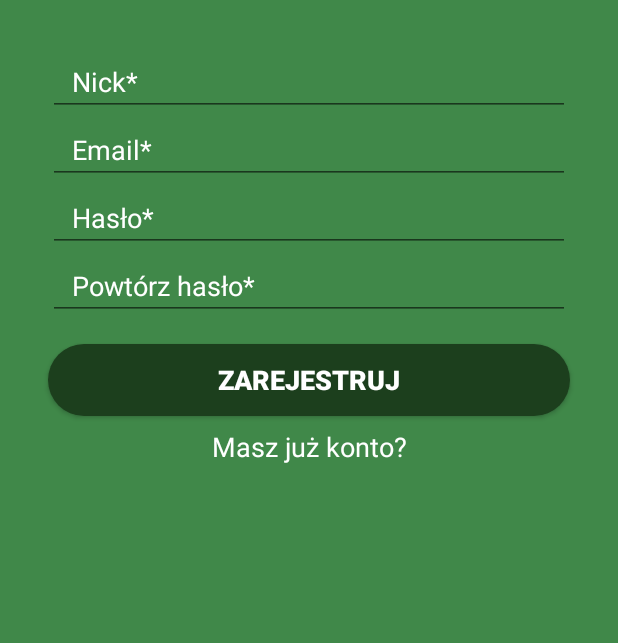
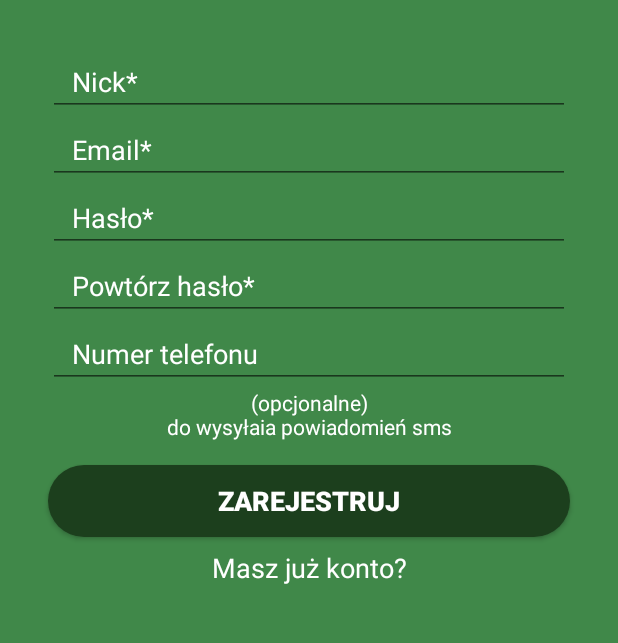
Before and after one commit to Rafi6677/Shopping-Manager---Android, an Android app: the screen it shows after launch (RegistrationActivity), after a tap on "ZAREJESTRUJ", on a phone screen of 412 x 824 dp, the part 191-834 px from its top. Run offline under Robolectric (Android 15) with nearby library versions, the phone set to English and light mode, and no system bars; our stand-ins replace Firebase (no records; nobody signed in at launch, a user with empty details on screens opened directly); libraries missing offline, so code that uses them is left out: com.xwray.groupie.

```diff
--- a/app/src/main/java/com/example/shoppingmanager/activities/registerlogin/RegistrationActivity.kt
+++ b/app/src/main/java/com/example/shoppingmanager/activities/registerlogin/RegistrationActivity.kt
@@ -34,9 +34,17 @@ class RegistrationActivity : AppCompatActivity() {
         val email = emailInputRegister_EditText.text.toString()
         val password = passwordInputRegister_EditText.text.toString()
         val password2 = repeatPasswordInputRegister_EditText.text.toString()
+        var phoneNumber = phoneNumberInput_EditText.text.toString()
 
         if(email.isEmpty() || password.isEmpty() || password2.isEmpty() || nick.isEmpty()) {
-            Toast.makeText(this, "Wszystkie pola muszą być wypełnione.", Toast.LENGTH_SHORT)
+            Toast.makeText(this, "Wszystkie pola oznaczone * muszą być wypełnione.", Toast.LENGTH_SHORT)
+                .show()
+            return
+        }
+
+        if(phoneNumber.length != 9 && phoneNumber.isNotEmpty()) {
+            phoneNumber = "0"
+            Toast.makeText(this, "Nieprawidłowy numer telefonu", Toast.LENGTH_SHORT)
                 .show()
             return
         }
@@ -50,7 +58,7 @@ class RegistrationActivity : AppCompatActivity() {
         FirebaseAuth.getInstance().createUserWithEmailAndPassword(email, password)
             .addOnCompleteListener {
                 if (!it.isSuccessful) return@addOnCompleteListener
-                saveUserToDatabase()
+                saveUserToDatabase(phoneNumber)
             }
             .addOnFailureListener {
                 Toast.makeText(this, "Coś poszło nie tak... Spróbuj ponownie", Toast.LENGTH_SHORT)
@@ -59,11 +67,11 @@ class RegistrationActivity : AppCompatActivity() {
             }
     }
 
-    private fun saveUserToDatabase() {
+    private fun saveUserToDatabase(phoneNumber: String) {
         val uid = FirebaseAuth.getInstance().uid ?: ""
         val ref = FirebaseDatabase.getInstance().getReference("/users/$uid")
 
-        val user = User(uid, nickInputRegister_EditText.text.toString())
+        val user = User(uid, nickInputRegister_EditText.text.toString(), phoneNumber)
 
         ref.setValue(user)
             .addOnSuccessListener {
--- a/app/src/main/java/com/example/shoppingmanager/models/User.kt
+++ b/app/src/main/java/com/example/shoppingmanager/models/User.kt
@@ -4,6 +4,6 @@ import android.os.Parcelable
 import kotlinx.android.parcel.Parcelize
 
 @Parcelize
-class User(val uid: String, val username: String) : Parcelable {
-    constructor() : this("", "")
+class User(val uid: String, val username: String, val phoneNumber: String) : Parcelable {
+    constructor() : this("", "", "0")
 }
--- a/app/src/main/res/layout/activity_registration.xml
+++ b/app/src/main/res/layout/activity_registration.xml
@@ -49,10 +49,10 @@
                     android:textSize="18sp"
                     android:id="@+id/registerUser_Button"
                     android:background="@drawable/rounded_button"
-                    android:layout_marginTop="16dp"
-                    app:layout_constraintTop_toBottomOf="@+id/repeatPasswordInputRegister_EditText"
                     app:layout_constraintStart_toStartOf="@+id/repeatPasswordInputRegister_EditText"
-                    app:layout_constraintEnd_toEndOf="@+id/repeatPasswordInputRegister_EditText"/>
+                    app:layout_constraintEnd_toEndOf="@+id/repeatPasswordInputRegister_EditText"
+                    app:layout_constraintHorizontal_bias="0.0"
+                    android:layout_marginTop="16dp" app:layout_constraintTop_toBottomOf="@+id/textView4"/>
             <EditText
                     android:layout_width="0dp"
                     android:layout_height="45dp"
@@ -108,6 +108,28 @@
                     app:layout_constraintEnd_toEndOf="parent" android:layout_marginEnd="8dp"
                     android:layout_marginRight="8dp" android:layout_marginTop="32dp"
                     app:layout_constraintTop_toTopOf="parent"/>
+            <EditText
+                    android:layout_width="0dp"
+                    android:layout_height="wrap_content"
+                    android:hint="Numer telefonu"
+                    android:textColorHint="@android:color/white"
+                    android:textColor="@android:color/white"
+                    android:ems="10"
+                    android:paddingLeft="16dp"
+                    android:id="@+id/phoneNumberInput_EditText"
+                    app:layout_constraintStart_toStartOf="@+id/repeatPasswordInputRegister_EditText"
+                    app:layout_constraintEnd_toEndOf="@+id/repeatPasswordInputRegister_EditText"
+                    app:layout_constraintTop_toBottomOf="@+id/repeatPasswordInputRegister_EditText"
+                    android:inputType="phone"/>
+            <TextView
+                    android:text="(opcjonalne)\ndo wysyłaia powiadomień sms"
+                    android:gravity="center"
+                    android:textColor="@android:color/white"
+                    android:layout_width="wrap_content"
+                    android:layout_height="wrap_content"
+                    android:id="@+id/textView4" app:layout_constraintStart_toStartOf="@+id/phoneNumberInput_EditText"
+                    app:layout_constraintTop_toBottomOf="@+id/phoneNumberInput_EditText"
+                    app:layout_constraintEnd_toEndOf="@+id/phoneNumberInput_EditText"/>
         </android.support.constraint.ConstraintLayout>
     </ScrollView>
 
```
Also changed, not shown: app/src/main/java/com/example/shoppingmanager/activities/settings/SettingsActivity.kt (+44 -0 lines), app/src/main/res/layout/activity_settings.xml (+13 -2 lines).
